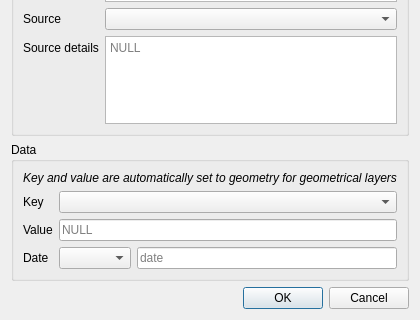
Qt form qgis/EventForm.ui (dhlab-epfl/GlobalAtlas-qgis) before a commit; both pictures show x 0 to 420 and y 225 to 545 of the 420 by 545 pixel window.
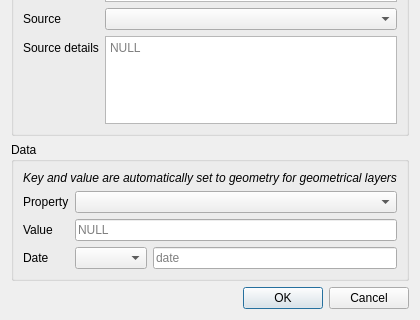
The same form after that commit.

The edit to the form file:
```diff
--- a/qgis/EventForm.ui
+++ b/qgis/EventForm.ui
@@ -142,7 +142,7 @@
       <item row="1" column="0">
        <widget class="QLabel" name="label_2">
         <property name="text">
-         <string>Key</string>
+         <string>Property</string>
         </property>
        </widget>
       </item>
```
Left out of the diff: 2 changed lines with no effect on the pictures.
